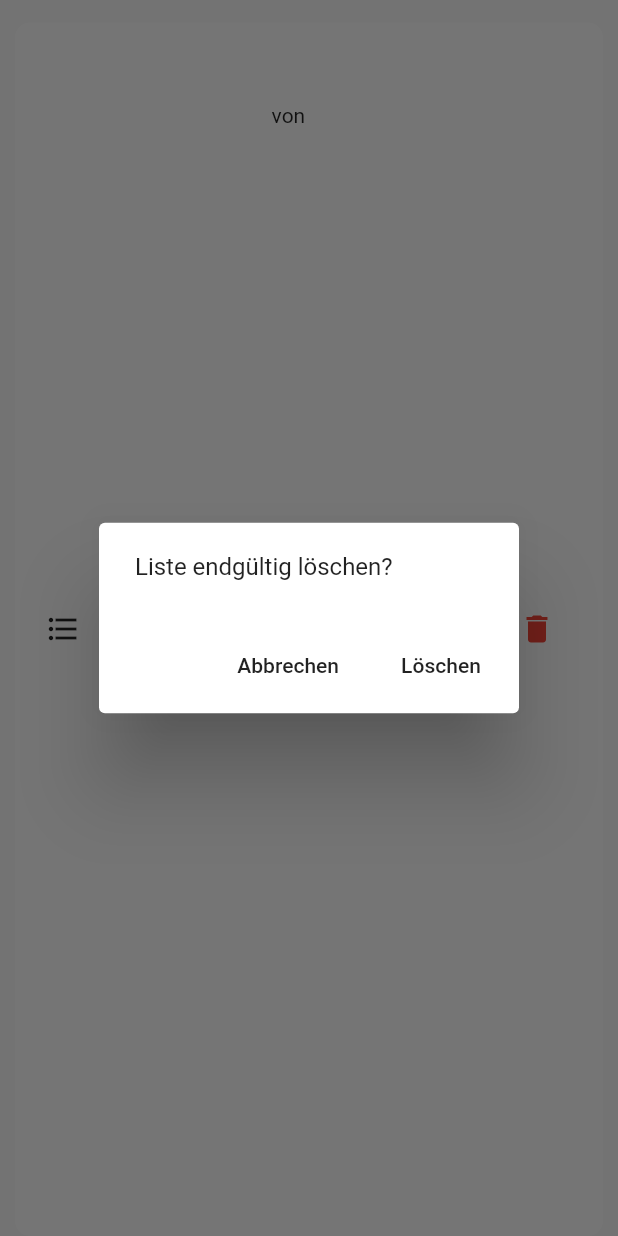
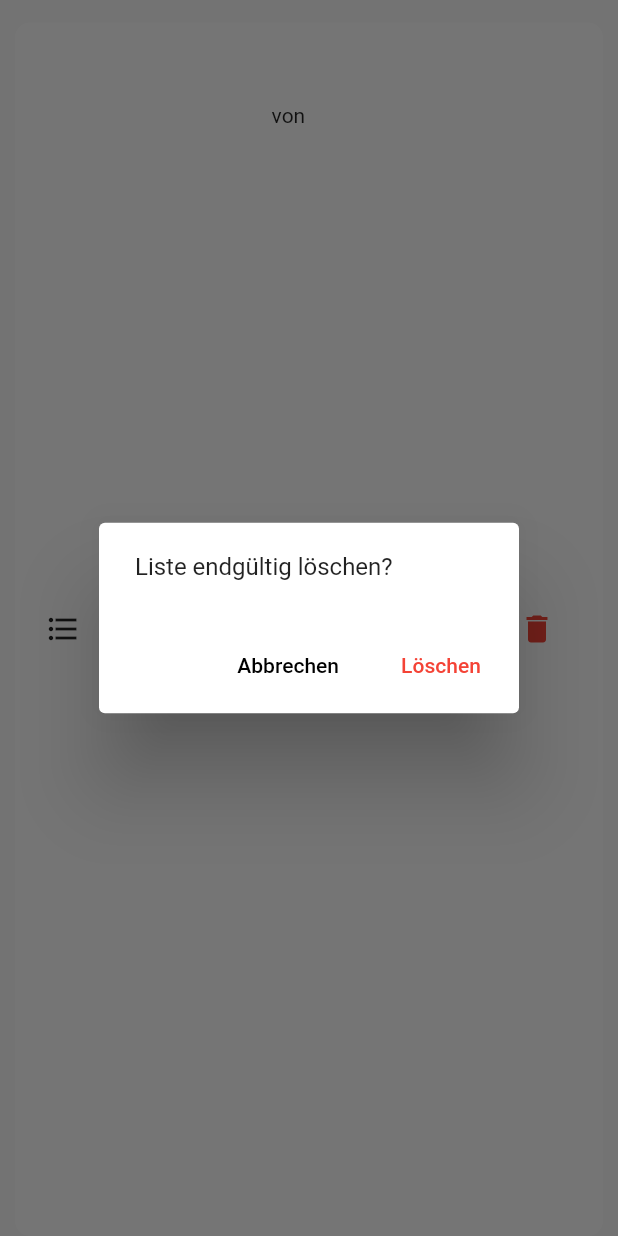
Before and after one commit to noahmarkgraf/list, a Flutter app: the AvailableListTile widget shown alone on an empty page, opened directly with empty values, after a tap on the "delete" icon, on a phone screen of 412 x 824 dp. Run offline on Flutter 3.47's test engine with Material 2 defaults, Android fonts, the phone set to English and light mode, and no system bars; our stand-ins replace cloud_firestore, firebase_auth, firebase_core, flutter_spinkit; accounts and stored records are empty.

Commit message:
Abbrechen Button

```diff
--- a/lib/screens/main_screen/main_screen.dart
+++ b/lib/screens/main_screen/main_screen.dart
@@ -175,13 +175,13 @@ class AvailableListTile extends StatelessWidget {
                       content: Text('Liste endgültig löschen?'),
                       actions: [
                         FlatButton(
-                          child: Text('Abbrechen'),
+                          child: Text('Abbrechen', style: TextStyle(color: Colors.black),),
                           onPressed: () async {
                             Navigator.pop(context);
                           },
                         ),
                         FlatButton(
-                          child: Text('Löschen'),
+                          child: Text('Löschen', style: TextStyle(color: Colors.red),),
                           onPressed: () async {
                             await DatabaseServicesWOuid().deleteList(listId);
                             Navigator.pop(context);
@@ -258,6 +258,12 @@ class AvailableListTile extends StatelessWidget {
           content: Text('Liste endgültig verlassen?'),
           actions: [
             FlatButton(
+              child: Text('Abbrechen', style: TextStyle(color: Colors.black),),
+              onPressed: () async {
+                Navigator.pop(context);
+              },
+            ),
+            FlatButton(
               onPressed: () async {
                   await DatabaseServicesWOuid().deleteMember(userSettings.email, listId);
                   Navigator.pop(context);
```
